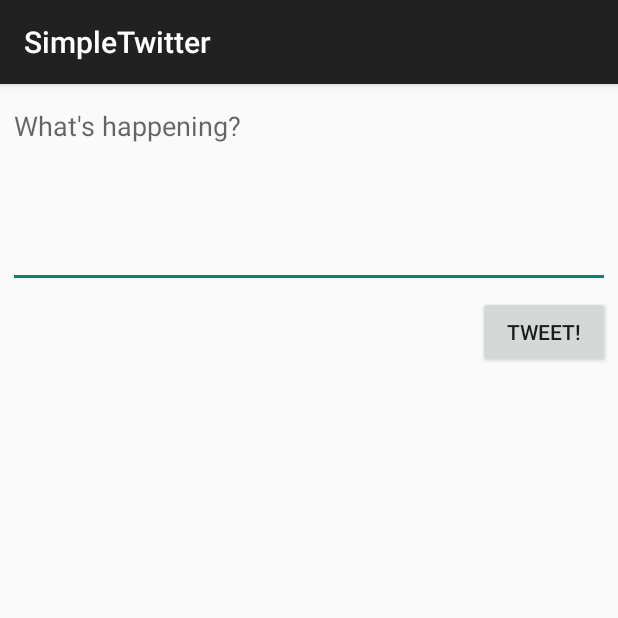
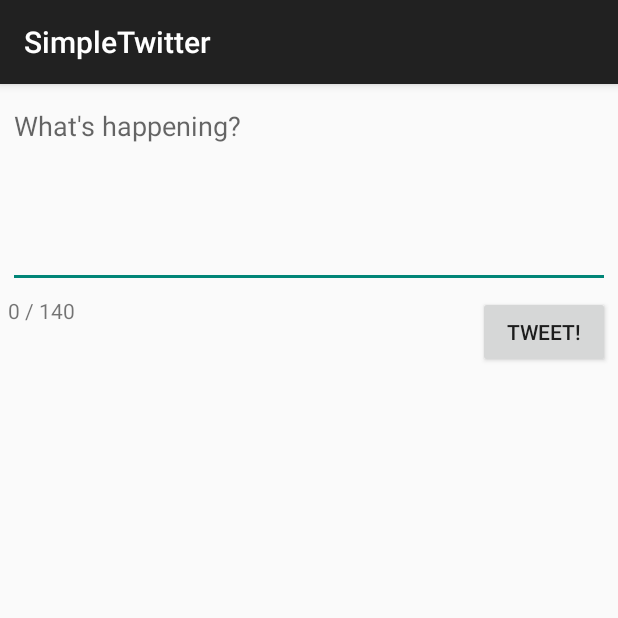
Before and after one commit to jimenezh/SimpleTwitter, an Android app: the ComposeActivity screen opened directly, with no data from a screen before it, on a phone screen of 412 x 824 dp, the top half of it. Run offline under Robolectric (Android 15) with nearby library versions, the phone set to English and light mode, and no system bars; libraries missing offline, so code that uses them is left out: com.codepath.asynchttpclient, com.github.scribejava.apis, com.github.scribejava.core.

Commit message:
Added character count

```diff
--- a/app/src/main/java/com/codepath/apps/restclienttemplate/ComposeActivity.java
+++ b/app/src/main/java/com/codepath/apps/restclienttemplate/ComposeActivity.java
@@ -4,10 +4,13 @@
 
 import android.nfc.Tag;
 import android.os.Bundle;
+import android.text.Editable;
+import android.text.TextWatcher;
 import android.util.Log;
 import android.view.View;
 import android.widget.Button;
 import android.widget.EditText;
+import android.widget.TextView;
 import android.widget.Toast;
 
 import com.codepath.apps.restclienttemplate.models.Tweet;
@@ -23,6 +26,7 @@
     public static final String TAG = "ComposeActivity";
     EditText etCompose;
     Button btnTweet;
+    TextView charCount;
     int MAX_TWEET_LENGTH = 140;
     TwitterClient client;
 
@@ -35,6 +39,27 @@
 
         etCompose = findViewById(R.id.etTweet);
         btnTweet = findViewById(R.id.btnTweet);
+        charCount = findViewById(R.id.tvUserChar);
+
+        charCount.setText("0 ");
+
+        etCompose.addTextChangedListener(new TextWatcher() {
+            @Override
+            public void beforeTextChanged(CharSequence charSequence, int i, int i1, int i2) {
+
+            }
+
+            @Override
+            public void onTextChanged(CharSequence charSequence, int i, int i1, int i2) {
+                int len = charSequence.length();
+                charCount.setText(Integer.toString(len) +" ");
+            }
+
+            @Override
+            public void afterTextChanged(Editable editable) {
+
+            }
+        });
 
         publishTweet();
     }
--- a/app/src/main/res/layout/activity_compose.xml
+++ b/app/src/main/res/layout/activity_compose.xml
@@ -28,4 +28,29 @@
         android:layout_marginTop="0dp"
         android:layout_marginEnd="5dp"
         android:text="@string/tweet_btn_text" />
+
+    <LinearLayout
+        android:id="@+id/llCharCount"
+        android:layout_width="wrap_content"
+        android:layout_height="wrap_content"
+        android:layout_below="@+id/etTweet"
+        android:layout_alignStart="@+id/etTweet"
+        android:layout_marginStart="0dp"
+        android:layout_marginTop="0dp"
+        android:orientation="horizontal">
+
+        <TextView
+            android:id="@+id/tvUserChar"
+            android:layout_width="wrap_content"
+            android:layout_height="wrap_content"
+            android:layout_weight="1"
+            tools:text="134" />
+
+        <TextView
+            android:id="@+id/tvMaxCharCount"
+            android:layout_width="wrap_content"
+            android:layout_height="wrap_content"
+            android:layout_weight="1"
+            android:text="@string/max_char_count" />
+    </LinearLayout>
 </RelativeLayout>
--- a/app/src/main/res/layout/item_tweet.xml
+++ b/app/src/main/res/layout/item_tweet.xml
@@ -5,11 +5,6 @@
     android:layout_width="match_parent"
     android:layout_height="wrap_content"
     android:layout_margin="10dp">
-
-    <LinearLayout
-        android:layout_width="match_parent"
-        android:layout_height="match_parent"
-        android:orientation="vertical"></LinearLayout>
 
     <ImageView
         android:id="@+id/ivProfile"
--- a/app/src/main/res/values/strings.xml
+++ b/app/src/main/res/values/strings.xml
@@ -10,5 +10,6 @@
     <string name="empty_tweet">Your tweet cannot be empty</string>
     <string name="snackbar_action">UNDO</string>
     <string name="too_full_tweet">Your tweet cannot be longer than 140 characters</string>
+    <string name="max_char_count"> / 140</string>
 
 </resources>
--- a/build.gradle
+++ b/build.gradle
@@ -5,7 +5,7 @@
         jcenter()
     }
     dependencies {
-        classpath 'com.android.tools.build:gradle:3.6.1'
+        classpath 'com.android.tools.build:gradle:4.0.0'
     }
 }
 
```
Also changed, not shown: gradle/wrapper/gradle-wrapper.properties.
